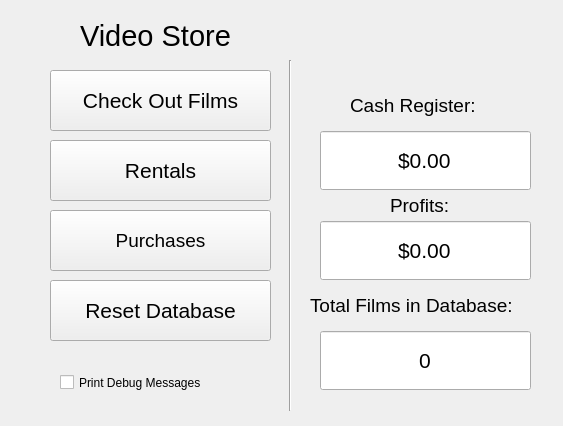
Qt form app/mainwindow.ui (Babkock/VideoStore) before a commit.
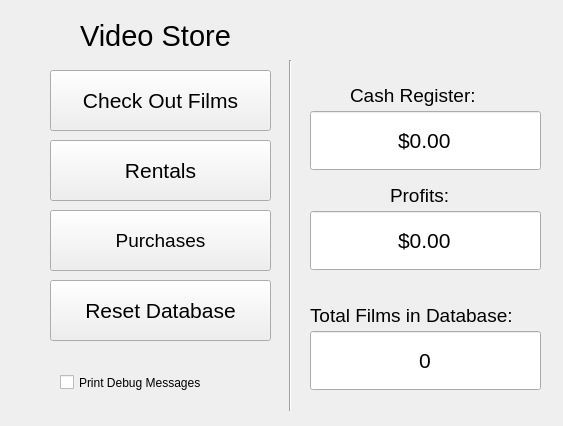
The same form after that commit.

Diff of the .ui file:
```diff
--- a/app/mainwindow.ui
+++ b/app/mainwindow.ui
@@ -148,7 +148,7 @@
     <property name="geometry">
      <rect>
       <x>350</x>
-      <y>90</y>
+      <y>80</y>
       <width>151</width>
       <height>31</height>
      </rect>
@@ -179,7 +179,7 @@
     <property name="geometry">
      <rect>
       <x>390</x>
-      <y>190</y>
+      <y>180</y>
       <width>71</width>
       <height>31</height>
      </rect>
@@ -196,9 +196,9 @@
    <widget class="QDoubleSpinBox" name="cashRegisterField">
     <property name="geometry">
      <rect>
-      <x>320</x>
-      <y>130</y>
-      <width>211</width>
+      <x>310</x>
+      <y>110</y>
+      <width>231</width>
       <height>61</height>
      </rect>
     </property>
@@ -219,13 +219,16 @@
     <property name="prefix">
      <string>$</string>
     </property>
+    <property name="maximum">
+     <double>9999.989999999999782</double>
+    </property>
    </widget>
    <widget class="QDoubleSpinBox" name="profitsField">
     <property name="geometry">
      <rect>
-      <x>320</x>
-      <y>220</y>
-      <width>211</width>
+      <x>310</x>
+      <y>210</y>
+      <width>231</width>
       <height>61</height>
      </rect>
     </property>
@@ -249,13 +252,16 @@
     <property name="prefix">
      <string>$</string>
     </property>
+    <property name="maximum">
+     <double>9999.989999999999782</double>
+    </property>
    </widget>
    <widget class="QSpinBox" name="totalFilmsField">
     <property name="geometry">
      <rect>
-      <x>320</x>
+      <x>310</x>
       <y>330</y>
-      <width>211</width>
+      <width>231</width>
       <height>61</height>
      </rect>
     </property>
@@ -281,7 +287,7 @@
     <property name="geometry">
      <rect>
       <x>310</x>
-      <y>290</y>
+      <y>300</y>
       <width>231</width>
       <height>31</height>
      </rect>
```
